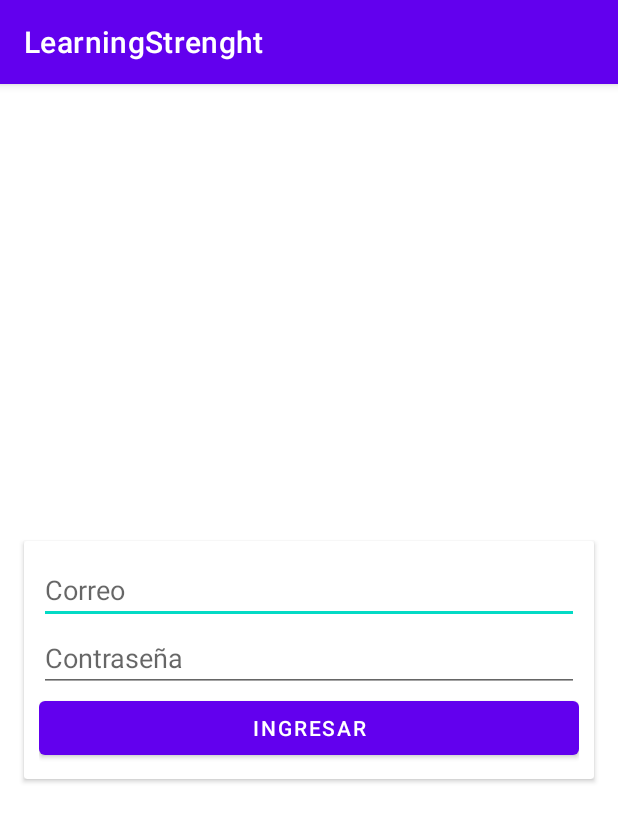
After one commit to Hjklks11/LearningStrenght, an Android app: the LoginActivity screen opened directly, with no data from a screen before it, on a phone screen of 412 x 824 dp. The commit adds this screen. Shown: the top 822 px of the screen. Run offline under Robolectric (Android 15) with nearby library versions, the phone set to English and light mode, and no system bars; our stand-ins replace Firebase (no records; nobody signed in at launch, a user with empty details on screens opened directly).

Commit message:
Login with email and password

```diff
--- a/app/build.gradle
+++ b/app/build.gradle
@@ -1,5 +1,6 @@
 plugins {
     id 'com.android.application'
+    id 'com.google.gms.google-services'
 }
 
 android {
@@ -33,6 +34,7 @@ dependencies {
     implementation 'androidx.appcompat:appcompat:1.6.1'
     implementation 'com.google.android.material:material:1.8.0'
     implementation 'androidx.constraintlayout:constraintlayout:2.1.4'
+    implementation 'com.google.firebase:firebase-auth:21.0.3'
     testImplementation 'junit:junit:4.13.2'
     androidTestImplementation 'androidx.test.ext:junit:1.1.5'
     androidTestImplementation 'androidx.test.espresso:espresso-core:3.5.1'
--- a/app/src/main/AndroidManifest.xml
+++ b/app/src/main/AndroidManifest.xml
@@ -12,6 +12,12 @@
         android:theme="@style/Theme.LearningStrenght"
         tools:targetApi="31">
         <activity
+            android:name=".RegisterActivity"
+            android:exported="false" />
+        <activity
+            android:name=".LoginActivity"
+            android:exported="true" />
+        <activity
             android:name=".MainActivity"
             android:exported="true">
             <intent-filter>
--- /dev/null
+++ b/app/src/main/java/com/example/learningstrenght/LoginActivity.java
@@ -0,0 +1,70 @@
+package com.example.learningstrenght;
+
+import androidx.annotation.NonNull;
+import androidx.appcompat.app.AppCompatActivity;
+
+import android.os.Bundle;
+import android.view.View;
+import android.widget.Button;
+import android.widget.EditText;
+import android.widget.Toast;
+
+import com.google.android.gms.tasks.OnCompleteListener;
+import com.google.android.gms.tasks.OnFailureListener;
+import com.google.android.gms.tasks.Task;
+import com.google.firebase.auth.AuthResult;
+import com.google.firebase.auth.FirebaseAuth;
+
+public class LoginActivity extends AppCompatActivity {
+
+    FirebaseAuth mAuth;
+    Button btnLogin;
+    EditText email, password;
+
+    @Override
+    protected void onCreate(Bundle savedInstanceState) {
+        super.onCreate(savedInstanceState);
+        setContentView(R.layout.activity_login);
+
+        mAuth = FirebaseAuth.getInstance();
+
+        email = findViewById(R.id.editTextCorreoLogin);
+        password = findViewById(R.id.editTextContrasenaLogin);
+        btnLogin = findViewById(R.id.btnIngresarLogin);
+
+        btnLogin.setOnClickListener(new View.OnClickListener() {
+            @Override
+            public void onClick(View view) {
+                String emailUser = email.getText().toString().trim();
+                String passUser = password.getText().toString().trim();
+
+                if (emailUser.isEmpty() || passUser.isEmpty()) {
+                    Toast.makeText(LoginActivity.this, "Tienes que ingresar correo y contraseña.", Toast.LENGTH_SHORT).show();
+                } else {
+                    loginUser(emailUser, passUser);
+                }
+            }
+        });
+    }
+
+    private void loginUser(String emailUser, String passUser) {
+        mAuth.signInWithEmailAndPassword(emailUser, passUser).addOnCompleteListener(new OnCompleteListener<AuthResult>() {
+            @Override
+            public void onComplete(@NonNull Task<AuthResult> task) {
+                if (task.isSuccessful()){
+                    /*finish();
+                    startActivity(new Intent(LoginActivity.this, MainActivity.class));*/
+                    Toast.makeText(LoginActivity.this, "Login correcto", Toast.LENGTH_SHORT).show();
+                } else{
+                    //Toast.makeText(LoginActivity.this, "Login error", Toast.LENGTH_SHORT).show();
+                    Toast.makeText(LoginActivity.this, task.getException().getLocalizedMessage(), Toast.LENGTH_SHORT).show();
+                }
+            }
+        }).addOnFailureListener(new OnFailureListener() {
+            @Override
+            public void onFailure(@NonNull Exception e) {
+
+            }
+        });
+    }
+}
--- /dev/null
+++ b/app/src/main/res/layout/activity_login.xml
@@ -0,0 +1,51 @@
+<?xml version="1.0" encoding="utf-8"?>
+<androidx.constraintlayout.widget.ConstraintLayout xmlns:android="http://schemas.android.com/apk/res/android"
+    xmlns:app="http://schemas.android.com/apk/res-auto"
+    xmlns:tools="http://schemas.android.com/tools"
+    android:layout_width="match_parent"
+    android:layout_height="match_parent"
+    tools:context=".LoginActivity">
+
+    <androidx.cardview.widget.CardView
+        android:layout_width="match_parent"
+        android:layout_height="wrap_content"
+        android:layout_marginStart="16dp"
+        android:layout_marginTop="16dp"
+        android:layout_marginEnd="16dp"
+        android:layout_marginBottom="16dp"
+        android:padding="10dp"
+        app:layout_constraintBottom_toBottomOf="parent"
+        app:layout_constraintEnd_toEndOf="parent"
+        app:layout_constraintStart_toStartOf="parent"
+        app:layout_constraintTop_toTopOf="parent">
+
+        <LinearLayout
+            android:layout_width="match_parent"
+            android:layout_height="match_parent"
+            android:orientation="vertical"
+            android:padding="10dp">
+
+            <EditText
+                android:id="@+id/editTextCorreoLogin"
+                android:layout_width="match_parent"
+                android:layout_height="wrap_content"
+                android:ems="10"
+                android:hint="Correo"
+                android:inputType="textPersonName" />
+
+            <EditText
+                android:id="@+id/editTextContrasenaLogin"
+                android:layout_width="match_parent"
+                android:layout_height="wrap_content"
+                android:ems="10"
+                android:hint="Contraseña"
+                android:inputType="textPersonName" />
+
+            <Button
+                android:id="@+id/btnIngresarLogin"
+                android:layout_width="match_parent"
+                android:layout_height="wrap_content"
+                android:text="Ingresar" />
+        </LinearLayout>
+    </androidx.cardview.widget.CardView>
+</androidx.constraintlayout.widget.ConstraintLayout>
--- a/build.gradle
+++ b/build.gradle
@@ -1,4 +1,8 @@
-// Top-level build file where you can add configuration options common to all sub-projects/modules.
+buildscript {
+    dependencies {
+        classpath 'com.google.gms:google-services:4.3.14'
+    }
+}// Top-level build file where you can add configuration options common to all sub-projects/modules.
 plugins {
     id 'com.android.application' version '7.4.2' apply false
     id 'com.android.library' version '7.4.2' apply false
```
Also changed, not shown: app/src/main/java/com/example/learningstrenght/MainActivity.java (+15 -0 lines), app/src/main/java/com/example/learningstrenght/RegisterActivity.java (added, +69 -0 lines), app/src/main/res/layout/activity_main.xml (+63 -11 lines), app/src/main/res/layout/activity_register.xml (added, +51 -0 lines), 1 other file.
